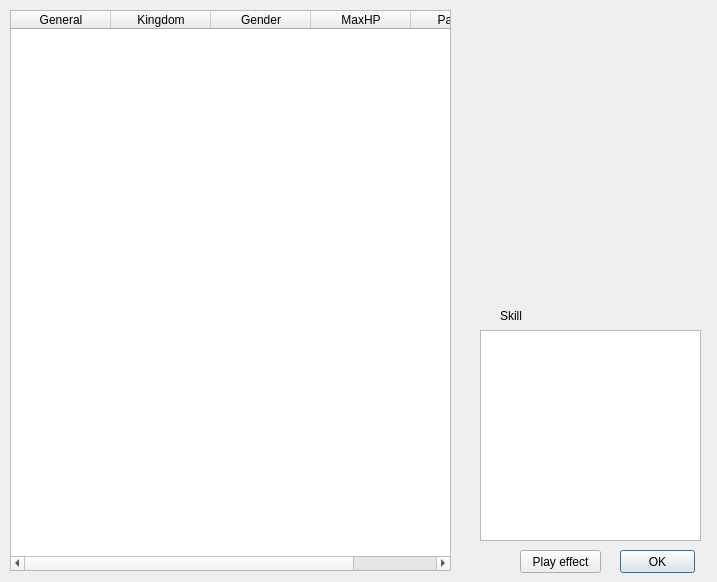
This is src/generaloverview.ui in Mogara/QSanguosha as Qt 5 draws it before an edit. The edited form follows.
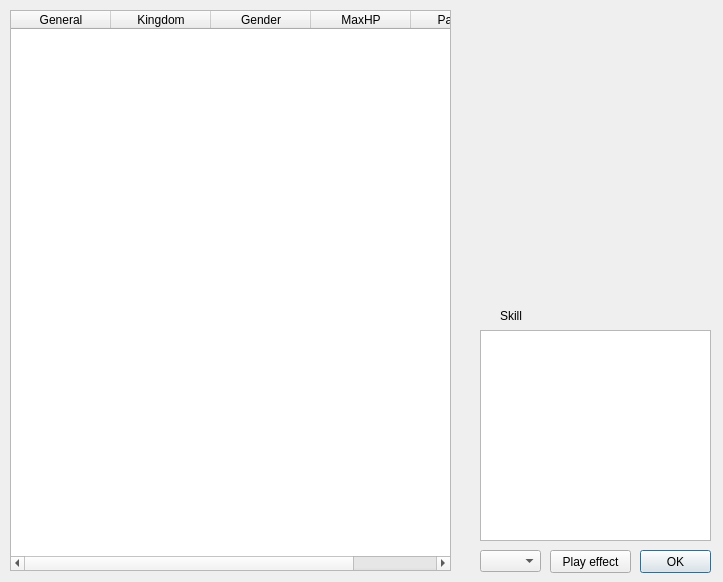
This is the edited form. Icons and pictures are not drawn.

Commit message: Complete Jieyin, Lianying, Xiaojiao skills, and improve the interface of general skill effect playback

```diff
--- a/src/generaloverview.ui
+++ b/src/generaloverview.ui
@@ -9,7 +9,7 @@
    <rect>
     <x>0</x>
     <y>0</y>
-    <width>717</width>
+    <width>723</width>
     <height>582</height>
    </rect>
   </property>
@@ -66,9 +66,9 @@
   <widget class="QPushButton" name="okButton">
    <property name="geometry">
     <rect>
-     <x>620</x>
+     <x>640</x>
      <y>550</y>
-     <width>75</width>
+     <width>71</width>
      <height>23</height>
     </rect>
    </property>
@@ -119,7 +119,7 @@
     <rect>
      <x>480</x>
      <y>330</y>
-     <width>221</width>
+     <width>231</width>
      <height>211</height>
     </rect>
    </property>
@@ -130,7 +130,7 @@
   <widget class="QPushButton" name="playEffecButton">
    <property name="geometry">
     <rect>
-     <x>520</x>
+     <x>550</x>
      <y>550</y>
      <width>81</width>
      <height>23</height>
@@ -140,6 +140,16 @@
     <string>Play effect</string>
    </property>
   </widget>
+  <widget class="QComboBox" name="skillComboBox">
+   <property name="geometry">
+    <rect>
+     <x>480</x>
+     <y>550</y>
+     <width>61</width>
+     <height>22</height>
+    </rect>
+   </property>
+  </widget>
  </widget>
  <resources/>
  <connections>
```
The commit also changes 13 other files.
